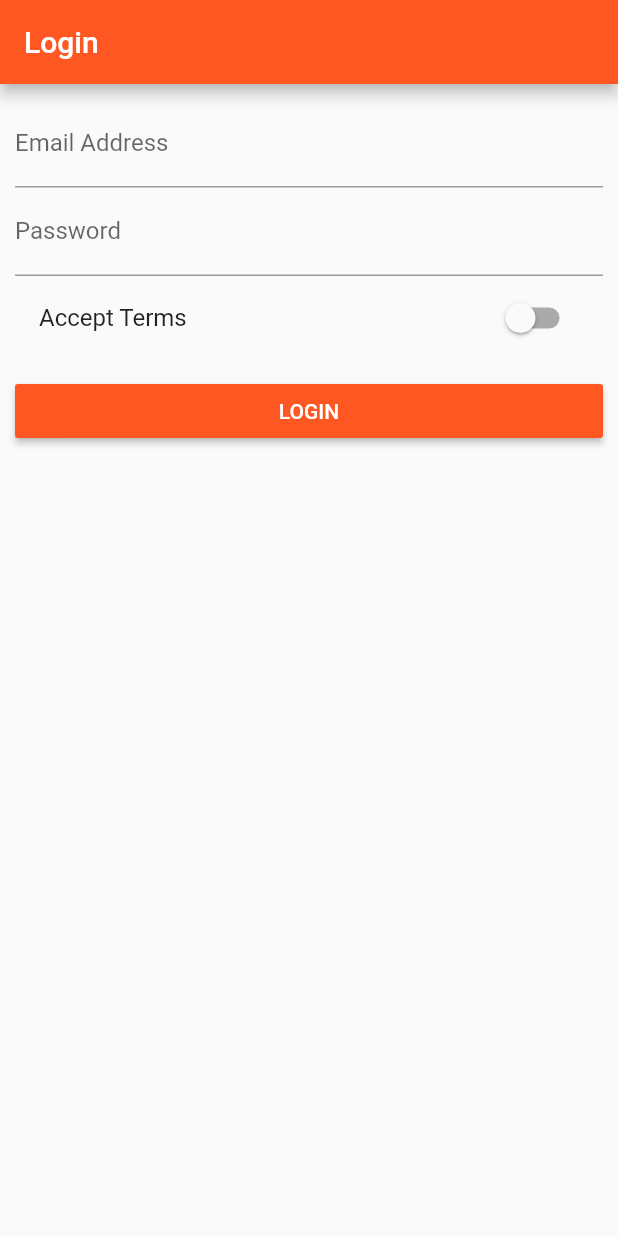
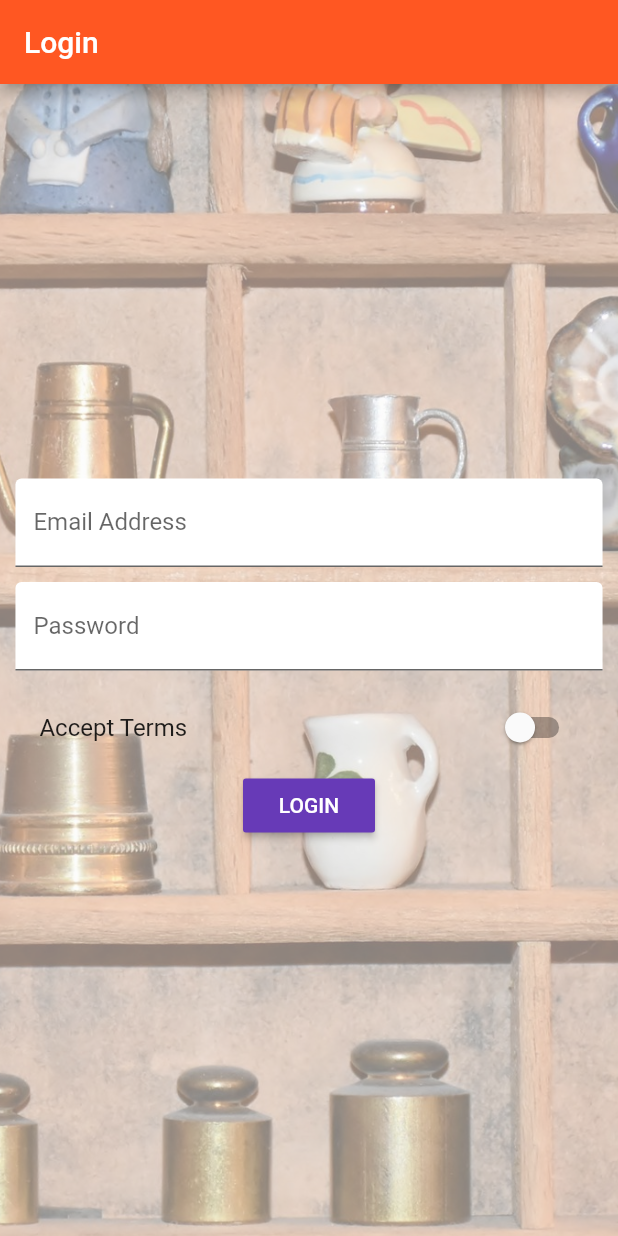
Before and after one commit to SakinaBoriwala21/flutter-course, a Flutter app: the screen it shows after launch, on a phone screen of 412 x 824 dp. Run offline on Flutter 3.47's test engine with Material 2 defaults, Android fonts, the phone set to English and light mode, and no system bars.

Commit message:
understand widgets in detail
- Refactor and Optimize code for better Readability
- Maximize outsource to keep widgets compact
- Keep build() compact
- Use MediaQuery to make App flexible for different device sizes

```diff
--- a/lib/pages/auth.dart
+++ b/lib/pages/auth.dart
@@ -12,30 +12,26 @@ class _AuthPageState extends State<AuthPage> {
   String _emailValue = '';
   String _passwordValue = '';
   bool _acceptTerms = false;
-  @override
-  Widget build(BuildContext context) {
-    return Scaffold(
-      appBar: AppBar(
-        title: Text('Login'),
-      ),
-      body: Container(
-        margin: EdgeInsets.all(10.0),
-        child: ListView(
-          children: <Widget>[
-            TextField(
+
+  Widget _buildEmailTextField() {
+    return TextField(
       decoration: InputDecoration(
-                labelText: 'Email Address'
-              ),
+          labelText: 'Email Address', filled: true, fillColor: Colors.white),
       keyboardType: TextInputType.emailAddress,
       onChanged: (String value) {
         setState(() {
-                  _emailValue= value;
+          _emailValue = value;
         });
       },
-            ),
-            TextField(
+    );
+  }
+
+  Widget _buildPasswordTextField() {
+    return TextField(
       decoration: InputDecoration(
-                labelText: 'Password'
+        labelText: 'Password',
+        filled: true,
+        fillColor: Colors.white,
       ),
       obscureText: true,
       onChanged: (String value) {
@@ -43,27 +39,71 @@ class _AuthPageState extends State<AuthPage> {
           _passwordValue = value;
         });
       },
-            ),
-            SwitchListTile(
+    );
+  }
+
+  Widget _buildAcceptSwitch() {
+    return SwitchListTile(
       value: _acceptTerms,
       onChanged: (bool value) {
         setState(() {
           _acceptTerms = value;
         });
-              }, title: Text('Accept Terms'),
-            ),
-            SizedBox(height: 10.0),
-            RaisedButton(
-              color: Theme.of(context).primaryColor,
-              textColor: Colors.white,
-              child: Text('LOGIN'),
-              onPressed: () {
+      },
+      title: Text('Accept Terms'),
+    );
+  }
+
+  DecorationImage _buildBackgroundImage() {
+    return DecorationImage(
+      fit: BoxFit.cover,
+      colorFilter:
+          ColorFilter.mode(Colors.black.withOpacity(0.5), BlendMode.dstATop),
+      image: AssetImage('assets/background.jpg'),
+    );
+  }
+
+  void _submitForm() {
     print(_emailValue);
     print(_passwordValue);
     Navigator.pushReplacementNamed(context, '/products');
-              },
+  }
+
+  @override
+  Widget build(BuildContext context) {
+    final double deviceWidth = MediaQuery.of(context).size.width;
+    final double targetWidth = deviceWidth> 550.0 ? 500.0 : deviceWidth * 0.95;
+    return Scaffold(
+      appBar: AppBar(
+        title: Text('Login'),
+      ),
+      body: Container(
+        decoration: BoxDecoration(
+          image: _buildBackgroundImage(),
+        ),
+        padding: EdgeInsets.all(10.0),
+        child: Center(
+          child: SingleChildScrollView(
+            child: Container(
+              width: targetWidth,
+              child: Column(
+                children: <Widget>[
+                  _buildEmailTextField(),
+                  SizedBox(
+                    height: 10.0,
+                  ),
+                  _buildPasswordTextField(),
+                  SizedBox(height: 10.0),
+                  _buildAcceptSwitch(),
+                  RaisedButton(
+                    textColor: Colors.white,
+                    child: Text('LOGIN'),
+                    onPressed: _submitForm,
                   ),
                 ],
+              ),
+            ),
+          ),
         ),
       ),
     );
```
Also changed, not shown: lib/main.dart (+8 -4 lines), lib/pages/product.dart (+22 -31 lines), lib/pages/product_create.dart (+45 -20 lines), lib/pages/products.dart (+18 -7 lines), lib/pages/products_admin.dart (+12 -7 lines), lib/product_manager.dart (deleted, +0 -17 lines), lib/widgets/products/address_tag.dart (added, +19 -0 lines), lib/widgets/products/price_tag.dart (added, +19 -0 lines), lib/widgets/products/product_card.dart (added, +62 -0 lines), lib/widgets/products/products.dart (renamed from lib/products.dart, +2 -23 lines), lib/widgets/ui_elements/title_default.dart (added, +19 -0 lines), pubspec.yaml (+5 -4 lines), assets/Oswald-Regular.ttf (added), assets/background.jpg (added). Lines whose indentation alone changed are shown as unchanged.
